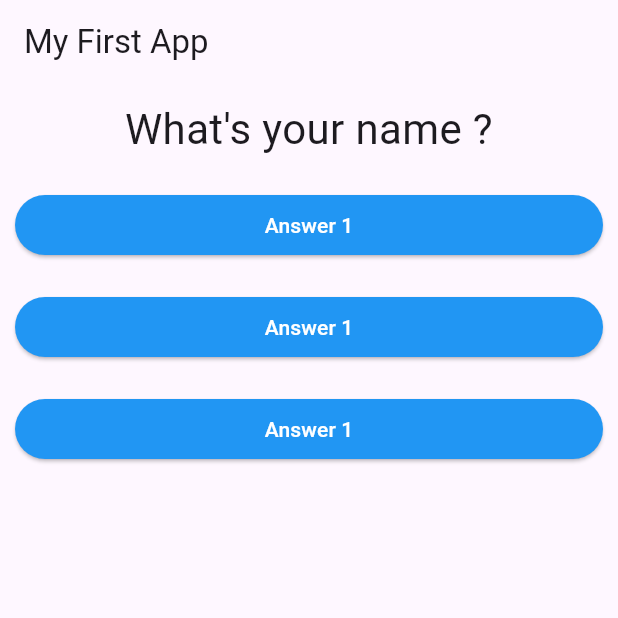
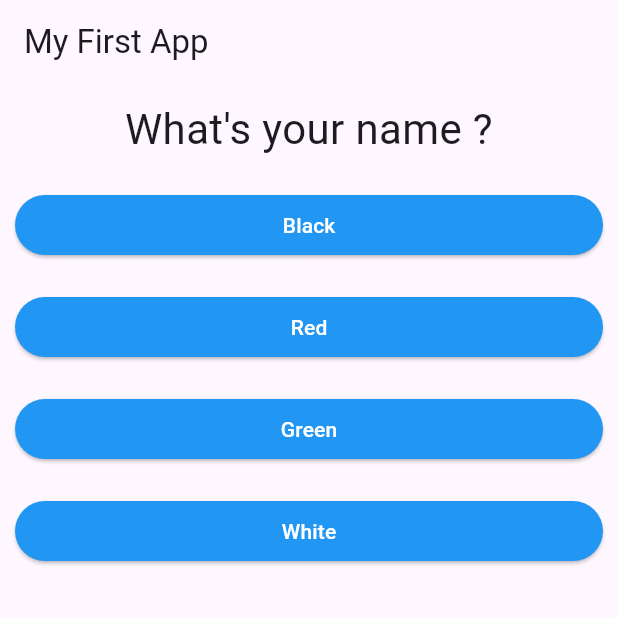
Before and after one commit to Birkity/flutter-complete-guide, a Flutter app: the screen it shows after launch, on a phone screen of 412 x 824 dp, the top half of it. Run offline on Flutter 3.47's test engine with Material 3 defaults, Android fonts, the phone set to English and light mode, and no system bars.

Commit message:
Added answerText parameter to Answer widget and used it to display different answer texts in a list of Answer widgets.

```diff
--- a/lib/answer.dart
+++ b/lib/answer.dart
@@ -2,8 +2,9 @@ import 'package:flutter/material.dart';
 
 class Answer extends StatelessWidget {
   final VoidCallback selectHandler;
+  final String answerText;
 
-  Answer(this.selectHandler);
+  Answer(this.selectHandler, this.answerText);
 
   @override
   Widget build(BuildContext context) {
@@ -13,7 +14,7 @@ class Answer extends StatelessWidget {
       child: ElevatedButton(
         onPressed: selectHandler,
         child: Text(
-          "Answer 1",
+          answerText,
           style: TextStyle(
             color: Colors.white,
           ),
--- a/lib/main.dart
+++ b/lib/main.dart
@@ -46,9 +46,10 @@ class _MyAppState extends State<MyApp> {
             Question(
               _questions[_questionIndex]['questionText'] as String,
             ),
-            Answer(_answerQuestions),
-            Answer(_answerQuestions),
-            Answer(_answerQuestions),
+            ...(_questions[_questionIndex]['answers'] as List<String>)
+                .map((answer) {
+              return Answer(_answerQuestions, answer);
+            }).toList()
           ],
         ),
       ),
```
